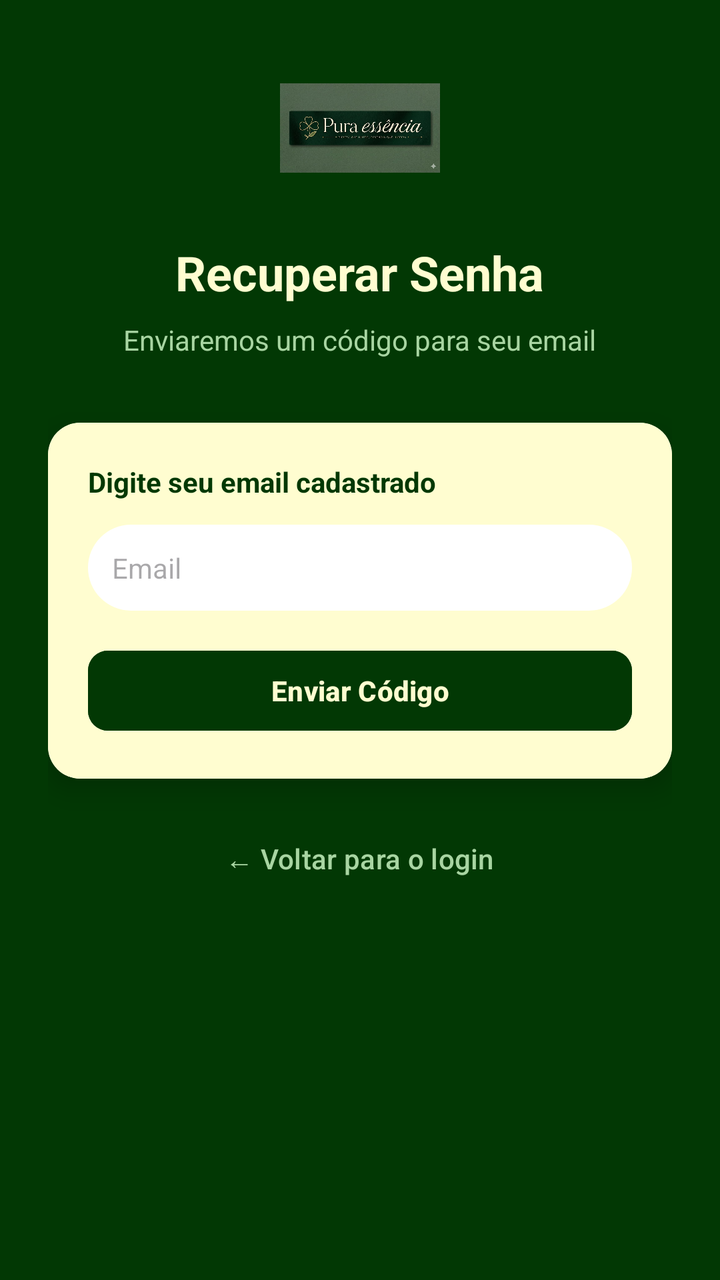
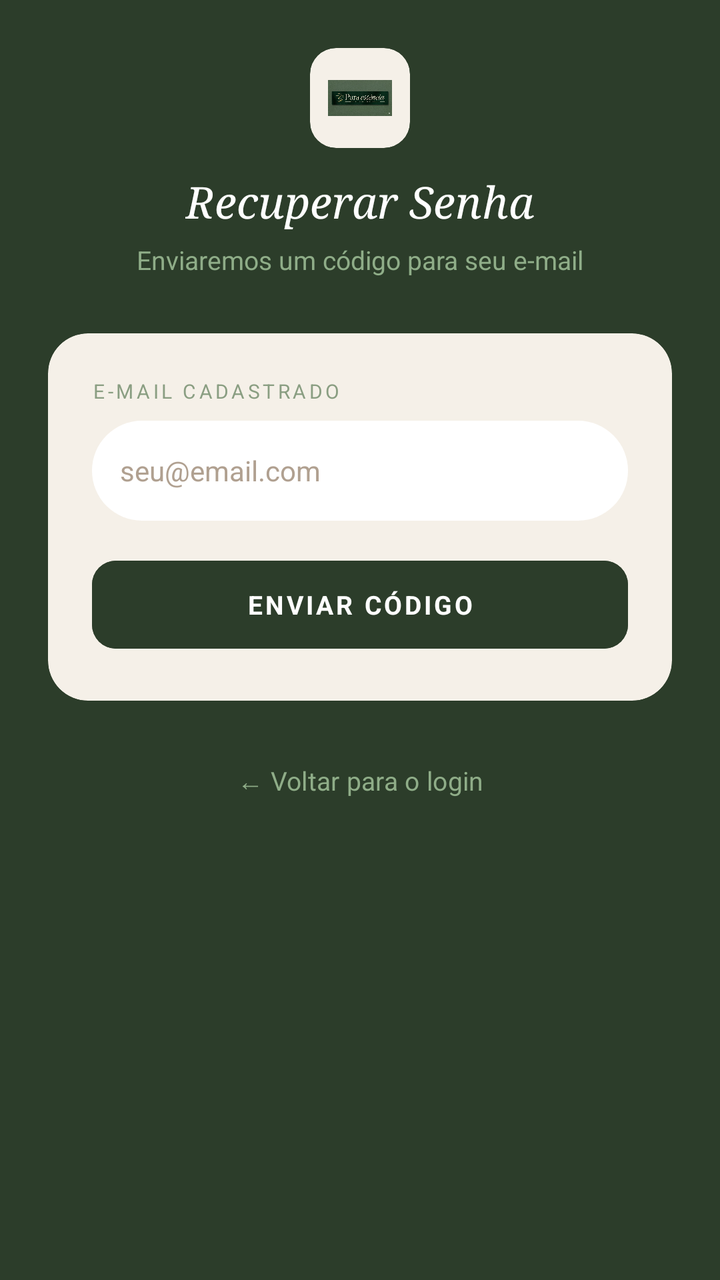

Compare the two renders of this Android layout. The source of the first and the diff that turns it into the second are given below.
<!-- AndroidManifest.xml: application theme Theme.AppLoginTest -->
<!-- res/layout/activity_recuperar_senha.xml -->
<?xml version="1.0" encoding="utf-8"?>
<ScrollView xmlns:android="http://schemas.android.com/apk/res/android"
    xmlns:app="http://schemas.android.com/apk/res-auto"
    android:layout_width="match_parent"
    android:layout_height="match_parent"
    android:background="#023804">

    <LinearLayout
        android:layout_width="match_parent"
        android:layout_height="wrap_content"
        android:orientation="vertical"
        android:gravity="center"
        android:padding="24dp">

        
        <ImageView
            android:layout_width="80dp"
            android:layout_height="80dp"
            android:layout_marginBottom="16dp"
            app:srcCompat="@drawable/icone_essencia" />

        <TextView
            android:layout_width="wrap_content"
            android:layout_height="wrap_content"
            android:text="Recuperar Senha"
            android:textColor="#FFFDD0"
            android:textSize="24sp"
            android:textStyle="bold"
            android:layout_marginBottom="8dp" />

        <TextView
            android:layout_width="wrap_content"
            android:layout_height="wrap_content"
            android:text="Enviaremos um código para seu email"
            android:textColor="#A8D5A2"
            android:textSize="14sp"
            android:layout_marginBottom="32dp" />

        
        <androidx.cardview.widget.CardView
            android:layout_width="match_parent"
            android:layout_height="wrap_content"
            app:cardCornerRadius="16dp"
            app:cardElevation="8dp">

            <LinearLayout
                android:layout_width="match_parent"
                android:layout_height="wrap_content"
                android:orientation="vertical"
                android:padding="20dp"
                android:background="#FFFDD0">

                
                <LinearLayout
                    android:id="@+id/layoutEtapa1"
                    android:layout_width="match_parent"
                    android:layout_height="wrap_content"
                    android:orientation="vertical">

                    <TextView
                        android:layout_width="wrap_content"
                        android:layout_height="wrap_content"
                        android:text="Digite seu email cadastrado"
                        android:textColor="#023804"
                        android:textSize="14sp"
                        android:textStyle="bold"
                        android:layout_marginBottom="12dp" />

                    <EditText
                        android:id="@+id/etEmail"
                        android:layout_width="match_parent"
                        android:layout_height="wrap_content"
                        android:hint="Email"
                        android:inputType="textEmailAddress"
                        android:padding="12dp"
                        android:background="@drawable/fundo_input_branco"
                        android:textSize="14sp" />

                    <Button
                        android:id="@+id/btnEnviarCodigo"
                        android:layout_width="match_parent"
                        android:layout_height="48dp"
                        android:layout_marginTop="16dp"
                        android:backgroundTint="#023804"
                        android:text="Enviar Código"
                        android:textColor="#FFFDD0"
                        android:textStyle="bold"
                        app:cornerRadius="10dp" />
                </LinearLayout>

                
                <LinearLayout
                    android:id="@+id/layoutEtapa2"
                    android:layout_width="match_parent"
                    android:layout_height="wrap_content"
                    android:orientation="vertical"
                    android:visibility="gone">

                    <TextView
                        android:id="@+id/tvEmailEnviado"
                        android:layout_width="wrap_content"
                        android:layout_height="wrap_content"
                        android:text="Código enviado para: email@email.com"
                        android:textColor="#5D8A3E"
                        android:textSize="13sp"
                        android:layout_marginBottom="16dp" />

                    <EditText
                        android:id="@+id/etCodigo"
                        android:layout_width="match_parent"
                        android:layout_height="wrap_content"
                        android:hint="Código de 6 dígitos"
                        android:inputType="number"
                        android:maxLength="6"
                        android:padding="12dp"
                        android:background="@drawable/fundo_input_branco"
                        android:textSize="18sp"
                        android:gravity="center"
                        android:letterSpacing="0.3" />

                    <EditText
                        android:id="@+id/etNovaSenha"
                        android:layout_width="match_parent"
                        android:layout_height="wrap_content"
                        android:layout_marginTop="12dp"
                        android:hint="Nova senha (mín. 6 caracteres)"
                        android:inputType="textPassword"
                        android:padding="12dp"
                        android:background="@drawable/fundo_input_branco"
                        android:textSize="14sp" />

                    <EditText
                        android:id="@+id/etConfirmarSenha"
                        android:layout_width="match_parent"
                        android:layout_height="wrap_content"
                        android:layout_marginTop="12dp"
                        android:hint="Confirmar nova senha"
                        android:inputType="textPassword"
                        android:padding="12dp"
                        android:background="@drawable/fundo_input_branco"
                        android:textSize="14sp" />

                    <Button
                        android:id="@+id/btnRedefinir"
                        android:layout_width="match_parent"
                        android:layout_height="48dp"
                        android:layout_marginTop="16dp"
                        android:backgroundTint="#023804"
                        android:text="Redefinir Senha"
                        android:textColor="#FFFDD0"
                        android:textStyle="bold"
                        app:cornerRadius="10dp" />

                    <Button
                        android:id="@+id/btnReenviar"
                        android:layout_width="match_parent"
                        android:layout_height="40dp"
                        android:layout_marginTop="8dp"
                        android:backgroundTint="#A8D5A2"
                        android:text="Reenviar código"
                        android:textColor="#023804"
                        android:textSize="13sp"
                        app:cornerRadius="10dp" />
                </LinearLayout>

                <ProgressBar
                    android:id="@+id/progressBar"
                    android:layout_width="wrap_content"
                    android:layout_height="wrap_content"
                    android:layout_gravity="center"
                    android:layout_marginTop="8dp"
                    android:visibility="gone" />

            </LinearLayout>
        </androidx.cardview.widget.CardView>

        <Button
            android:id="@+id/btnVoltar"
            android:layout_width="wrap_content"
            android:layout_height="wrap_content"
            android:layout_marginTop="16dp"
            android:backgroundTint="@android:color/transparent"
            android:text="← Voltar para o login"
            android:textColor="#A8D5A2"
            android:textSize="14sp" />

    </LinearLayout>
</ScrollView>
<!-- resources referenced by this layout -->
<resources>
  <!-- drawable fundo_input_branco (drawable) -->
  <?xml version="1.0" encoding="utf-8"?>
  <shape xmlns:android="http://schemas.android.com/apk/res/android">
      <solid android:color="#FFFFFF" />
  
      <corners android:radius="25dp" />
  
      <padding
          android:left="15dp"
          android:top="10dp"
          android:right="15dp"
          android:bottom="10dp" />
  </shape>
  <!-- drawable icone_essencia: png bitmap (drawable, 532752 bytes) -->
  <style name="Theme.AppLoginTest" parent="Base.Theme.AppLoginTest" />
  <style name="Base.Theme.AppLoginTest" parent="Theme.Material3.DayNight.NoActionBar">
          
          
      </style>
</resources>

<!-- the commit's change to res/layout/activity_recuperar_senha.xml (unified diff, before → after) -->
@@ -3,7 +3,7 @@
     xmlns:app="http://schemas.android.com/apk/res-auto"
     android:layout_width="match_parent"
     android:layout_height="match_parent"
-    android:background="#023804">
+    android:background="@color/verde_escuro">
 
     <LinearLayout
         android:layout_width="match_parent"
@@ -13,42 +13,53 @@
         android:padding="24dp">
 
         
-        <ImageView
-            android:layout_width="80dp"
-            android:layout_height="80dp"
-            android:layout_marginBottom="16dp"
-            app:srcCompat="@drawable/icone_essencia" />
+        <androidx.cardview.widget.CardView
+            android:layout_width="50dp"
+            android:layout_height="50dp"
+            android:layout_marginBottom="12dp"
+            app:cardCornerRadius="13dp"
+            app:cardElevation="0dp"
+            app:cardBackgroundColor="@color/creme_fundo">
+
+            <ImageView
+                android:layout_width="match_parent"
+                android:layout_height="match_parent"
+                android:padding="9dp"
+                app:srcCompat="@drawable/icone_essencia"
+                android:scaleType="fitCenter" />
+        </androidx.cardview.widget.CardView>
 
         <TextView
             android:layout_width="wrap_content"
             android:layout_height="wrap_content"
             android:text="Recuperar Senha"
-            android:textColor="#FFFDD0"
-            android:textSize="24sp"
-            android:textStyle="bold"
-            android:layout_marginBottom="8dp" />
+            android:textColor="@color/white"
+            android:textSize="22sp"
+            android:fontFamily="serif"
+            android:textStyle="italic"
+            android:layout_marginBottom="6dp" />
 
         <TextView
             android:layout_width="wrap_content"
             android:layout_height="wrap_content"
-            android:text="Enviaremos um código para seu email"
-            android:textColor="#A8D5A2"
-            android:textSize="14sp"
-            android:layout_marginBottom="32dp" />
+            android:text="Enviaremos um código para seu e-mail"
+            android:textColor="@color/verde_claro"
+            android:textSize="13sp"
+            android:layout_marginBottom="28dp" />
 
         
         <androidx.cardview.widget.CardView
             android:layout_width="match_parent"
             android:layout_height="wrap_content"
-            app:cardCornerRadius="16dp"
-            app:cardElevation="8dp">
+            app:cardCornerRadius="20dp"
+            app:cardElevation="0dp"
+            app:cardBackgroundColor="@color/creme_fundo">
 
             <LinearLayout
                 android:layout_width="match_parent"
                 android:layout_height="wrap_content"
                 android:orientation="vertical"
-                android:padding="20dp"
-                android:background="#FFFDD0">
+                android:padding="22dp">
 
                 
                 <LinearLayout
@@ -60,32 +71,36 @@
                     <TextView
                         android:layout_width="wrap_content"
                         android:layout_height="wrap_content"
-                        android:text="Digite seu email cadastrado"
-                        android:textColor="#023804"
-                        android:textSize="14sp"
-                        android:textStyle="bold"
-                        android:layout_marginBottom="12dp" />
+                        android:text="E-MAIL CADASTRADO"
+                        android:textColor="@color/texto_badge"
+                        android:textSize="10sp"
+                        android:letterSpacing="0.15"
+                        android:layout_marginBottom="8dp" />
 
                     <EditText
                         android:id="@+id/etEmail"
                         android:layout_width="match_parent"
-                        android:layout_height="wrap_content"
-                        android:hint="Email"
+                        android:layout_height="50dp"
+                        android:hint="seu@email.com"
                         android:inputType="textEmailAddress"
-                        android:padding="12dp"
-                        android:background="@drawable/fundo_input_branco"
+                        android:padding="14dp"
+                        android:background="@drawable/fundo_input_branco"
+                        android:textColor="@color/texto_principal"
+                        android:textColorHint="@color/texto_secundario"
                         android:textSize="14sp" />
 
                     <Button
                         android:id="@+id/btnEnviarCodigo"
                         android:layout_width="match_parent"
-                        android:layout_height="48dp"
+                        android:layout_height="52dp"
                         android:layout_marginTop="16dp"
-                        android:backgroundTint="#023804"
-                        android:text="Enviar Código"
-                        android:textColor="#FFFDD0"
+                        android:backgroundTint="@color/verde_escuro"
+                        android:text="ENVIAR CÓDIGO"
+                        android:textColor="@color/white"
+                        android:textSize="13sp"
+                        android:letterSpacing="0.1"
                         android:textStyle="bold"
-                        app:cornerRadius="10dp" />
+                        app:cornerRadius="12dp" />
                 </LinearLayout>
 
                 
@@ -101,66 +116,76 @@
                         android:layout_width="wrap_content"
                         android:layout_height="wrap_content"
                         android:text="Código enviado para: email@email.com"
-                        android:textColor="#5D8A3E"
-                        android:textSize="13sp"
+                        android:textColor="@color/verde_medio"
+                        android:textSize="12sp"
                         android:layout_marginBottom="16dp" />
 
+                    <TextView android:layout_width="wrap_content" android:layout_height="wrap_content" android:text="CÓDIGO DE 6 DÍGITOS" android:textColor="@color/texto_badge" android:textSize="10sp" android:letterSpacing="0.1" android:layout_marginBottom="8dp" />
                     <EditText
                         android:id="@+id/etCodigo"
                         android:layout_width="match_parent"
-                        android:layout_height="wrap_content"
-                        android:hint="Código de 6 dígitos"
+                        android:layout_height="56dp"
+                        android:hint="000000"
                         android:inputType="number"
                         android:maxLength="6"
-                        android:padding="12dp"
-                        android:background="@drawable/fundo_input_branco"
-                        android:textSize="18sp"
+                        android:padding="14dp"
+                        android:background="@drawable/fundo_input_branco"
+                        android:textColor="@color/texto_principal"
+                        android:textColorHint="@color/texto_secundario"
+                        android:textSize="20sp"
                         android:gravity="center"
-                        android:letterSpacing="0.3" />
-
+                        android:letterSpacing="0.3"
+                        android:fontFamily="monospace" />
+
+                    <TextView android:layout_width="wrap_content" android:layout_height="wrap_content" android:text="NOVA SENHA" android:textColor="@color/texto_badge" android:textSize="10sp" android:letterSpacing="0.1" android:layout_marginBottom="8dp" android:layout_marginTop="14dp" />
                     <EditText
                         android:id="@+id/etNovaSenha"
                         android:layout_width="match_parent"
-                        android:layout_height="wrap_content"
-                        android:layout_marginTop="12dp"
-                        android:hint="Nova senha (mín. 6 caracteres)"
+                        android:layout_height="50dp"
+                        android:hint="Mínimo 6 caracteres"
                         android:inputType="textPassword"
-                        android:padding="12dp"
-                        android:background="@drawable/fundo_input_branco"
+                        android:padding="14dp"
+                        android:background="@drawable/fundo_input_branco"
+                        android:textColor="@color/texto_principal"
+                        android:textColorHint="@color/texto_secundario"
                         android:textSize="14sp" />
 
+                    <TextView android:layout_width="wrap_content" android:layout_height="wrap_content" android:text="CONFIRMAR NOVA SENHA" android:textColor="@color/texto_badge" android:textSize="10sp" android:letterSpacing="0.1" android:layout_marginBottom="8dp" android:layout_marginTop="14dp" />
                     <EditText
                         android:id="@+id/etConfirmarSenha"
                         android:layout_width="match_parent"
-                        android:layout_height="wrap_content"
-                        android:layout_marginTop="12dp"
-                        android:hint="Confirmar nova senha"
+                        android:layout_height="50dp"
+                        android:hint="Repita a nova senha"
                         android:inputType="textPassword"
-                        android:padding="12dp"
-                        android:background="@drawable/fundo_input_branco"
+                        android:padding="14dp"
+                        android:background="@drawable/fundo_input_branco"
+                        android:textColor="@color/texto_principal"
+                        android:textColorHint="@color/texto_secundario"
                         android:textSize="14sp" />
 
                     <Button
                         android:id="@+id/btnRedefinir"
                         android:layout_width="match_parent"
-                        android:layout_height="48dp"
+                        android:layout_height="52dp"
                         android:layout_marginTop="16dp"
-                        android:backgroundTint="#023804"
-                        android:text="Redefinir Senha"
-                        android:textColor="#FFFDD0"
+                        android:backgroundTint="@color/verde_escuro"
+                        android:text="REDEFINIR SENHA"
+                        android:textColor="@color/white"
+                        android:textSize="13sp"
+                        android:letterSpacing="0.1"
                         android:textStyle="bold"
-                        app:cornerRadius="10dp" />
+                        app:cornerRadius="12dp" />
 
                     <Button
                         android:id="@+id/btnReenviar"
                         android:layout_width="match_parent"
-                        android:layout_height="40dp"
+                        android:layout_height="44dp"
                         android:layout_marginTop="8dp"
-                        android:backgroundTint="#A8D5A2"
+                        android:backgroundTint="@color/verde_fundo_badge"
                         android:text="Reenviar código"
-                        android:textColor="#023804"
+                        android:textColor="@color/verde_escuro"
                         android:textSize="13sp"
-                        app:cornerRadius="10dp" />
+                        app:cornerRadius="12dp" />
                 </LinearLayout>
 
                 <ProgressBar
@@ -169,6 +194,7 @@
                     android:layout_height="wrap_content"
                     android:layout_gravity="center"
                     android:layout_marginTop="8dp"
+                    android:indeterminateTint="@color/verde_escuro"
                     android:visibility="gone" />
 
             </LinearLayout>
@@ -181,8 +207,8 @@
             android:layout_marginTop="16dp"
             android:backgroundTint="@android:color/transparent"
             android:text="← Voltar para o login"
-            android:textColor="#A8D5A2"
-            android:textSize="14sp" />
+            android:textColor="@color/verde_claro"
+            android:textSize="13sp" />
 
     </LinearLayout>
 </ScrollView>
<!-- resource entries referenced after the edit -->
@@ -1,5 +1,14 @@
 <!-- resources referenced by this layout -->
 <resources>
+  <color name="creme_fundo">#F5F0E8</color>
+  <color name="texto_badge">#8A9E82</color>
+  <color name="texto_principal">#2C3D2A</color>
+  <color name="texto_secundario">#B0A090</color>
+  <color name="verde_claro">#8FAD88</color>
+  <color name="verde_escuro">#2C3D2A</color>
+  <color name="verde_fundo_badge">#E8F0E6</color>
+  <color name="verde_medio">#3D5C3A</color>
+  <color name="white">#FFFFFFFF</color>
   <!-- drawable fundo_input_branco (drawable) -->
   <?xml version="1.0" encoding="utf-8"?>
   <shape xmlns:android="http://schemas.android.com/apk/res/android">
@@ -16,8 +25,13 @@
   <!-- drawable icone_essencia: png bitmap (drawable, 532752 bytes) -->
   <style name="Theme.AppLoginTest" parent="Base.Theme.AppLoginTest" />
   <style name="Base.Theme.AppLoginTest" parent="Theme.Material3.DayNight.NoActionBar">
-          
-          
+          <item name="colorPrimary">@color/verde_escuro</item>
+          <item name="colorPrimaryVariant">@color/verde_medio</item>
+          <item name="colorOnPrimary">@color/white</item>
+          <item name="colorSecondary">@color/verde_claro</item>
+          <item name="colorOnSecondary">@color/verde_escuro</item>
+          <item name="android:windowBackground">@color/creme_fundo</item>
+          <item name="android:fontFamily">sans-serif</item>
       </style>
 </resources>
 
